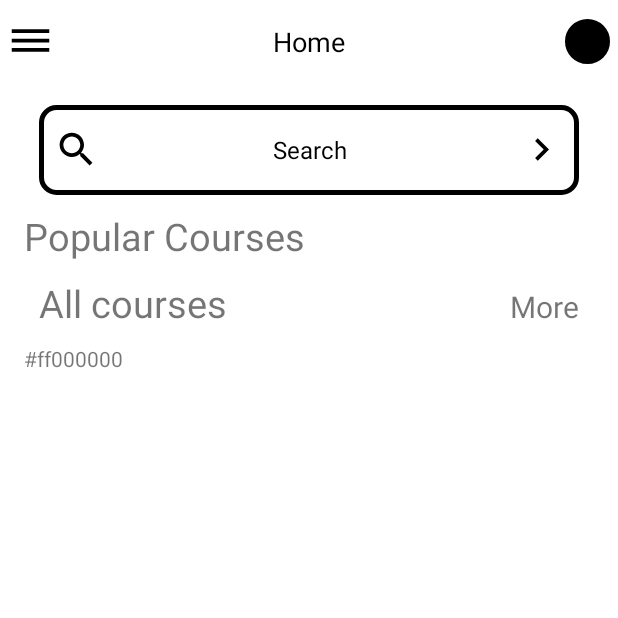
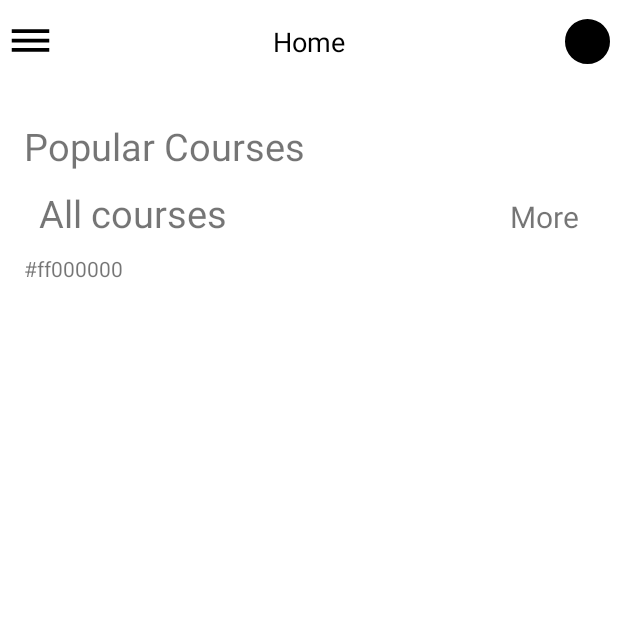
Before and after one commit to A00235504/MyCambrianCourses, an Android app: the screen it shows after launch once a user with an empty profile is signed in (MainActivity), on a phone screen of 412 x 824 dp, the top half of it. Run offline under Robolectric (Android 15) with nearby library versions, the phone set to English and light mode, and no system bars; our stand-ins replace Firebase (no records; nobody signed in at launch, a user with empty details on screens opened directly), navigation-ui.

Commit message:
Fixing of recycler view of all courses list in main activity. Also splash screen color change

```diff
--- a/app/src/main/java/com/aakash/mycambriancourses/MainActivity.java
+++ b/app/src/main/java/com/aakash/mycambriancourses/MainActivity.java
@@ -28,6 +28,7 @@ import android.widget.Toast;
 import com.aakash.mycambriancourses.adapters.AllCoursesRecyclerViewAdapter;
 import com.aakash.mycambriancourses.model.AllCourses;
 import com.aakash.mycambriancourses.adapters.PopularCoursesRecyclerViewAdapter;
+import com.aakash.mycambriancourses.model.Popularcourses;
 import com.bumptech.glide.Glide;
 import com.firebase.ui.database.FirebaseRecyclerOptions;
 import com.google.android.material.internal.NavigationMenu;
@@ -46,7 +47,7 @@ ImageView profileImage,profileImageNavigationdrawerImageView;
     private RecyclerView popularCoursesRecyclerView,allCoursesRecyclerView;
     PopularCoursesRecyclerViewAdapter adapter;
     AllCoursesRecyclerViewAdapter allCoursesAdapter;
-    DatabaseReference mbase, allCoursesDatabaseRef;
+    DatabaseReference mbase, allCoursesDatabaseRef, ref;
 
 
     public ActionBarDrawerToggle actionBarDrawerToggle;
@@ -158,7 +159,9 @@ ImageView profileImage,profileImageNavigationdrawerImageView;
             }
         });
 
-        mbase = FirebaseDatabase.getInstance().getReference().child("Popularcourses");
+
+        ref = FirebaseDatabase.getInstance().getReference();
+        mbase = ref.child("Popularcourses");
 
         popularCoursesRecyclerView = findViewById(R.id.recyclerView);
 
@@ -166,15 +169,34 @@ ImageView profileImage,profileImageNavigationdrawerImageView;
         popularCoursesRecyclerView.setLayoutManager(popularcoursesLayoutManager);
         //popularCoursesRecyclerView.setLayoutManager(new LinearLayoutManager(this,LinearLayoutManager.HORIZONTAL,false));
 
-        FirebaseRecyclerOptions<AllCourses> options
-                = new FirebaseRecyclerOptions.Builder<AllCourses>()
-                .setQuery(mbase, AllCourses.class)
+        FirebaseRecyclerOptions<Popularcourses> options
+                = new FirebaseRecyclerOptions.Builder<Popularcourses>()
+                .setQuery(mbase, Popularcourses.class)
                 .build();
 
         adapter = new PopularCoursesRecyclerViewAdapter(options);
         // Connecting Adapter class with the Recycler view*/
         popularCoursesRecyclerView.setAdapter(adapter);
 
+
+
+        allCoursesDatabaseRef = ref.child("Courses");
+
+
+
+        allCoursesRecyclerView = findViewById(R.id.recyclerView1);
+        LinearLayoutManager allcoursesLayout = new LinearLayoutManager(this, LinearLayoutManager.HORIZONTAL, false);
+        allCoursesRecyclerView.setLayoutManager(allcoursesLayout);
+        //popularCoursesRecyclerView.setLayoutManager(new LinearLayoutManager(this,LinearLayoutManager.HORIZONTAL,false));
+
+        FirebaseRecyclerOptions<AllCourses> options1
+                = new FirebaseRecyclerOptions.Builder<AllCourses>()
+                .setQuery(allCoursesDatabaseRef, AllCourses.class)
+                .build();
+
+        allCoursesAdapter = new AllCoursesRecyclerViewAdapter(options1);
+        // Connecting Adapter class with the Recycler view*/
+        allCoursesRecyclerView.setAdapter(allCoursesAdapter);
 
     }
     @Override
@@ -209,6 +231,8 @@ ImageView profileImage,profileImageNavigationdrawerImageView;
     {
         super.onStart();
         adapter.startListening();
+        allCoursesAdapter.startListening();
+
     }
 
     // Function to tell the app to stop getting
@@ -217,8 +241,8 @@ ImageView profileImage,profileImageNavigationdrawerImageView;
     {
         super.onStop();
         adapter.stopListening();
+        allCoursesAdapter.stopListening();
     }
-
 
 
     @Override
@@ -245,5 +269,4 @@ ImageView profileImage,profileImageNavigationdrawerImageView;
 
     }
 
-
 }
--- a/app/src/main/java/com/aakash/mycambriancourses/RemoveCoursesActivity.java
+++ b/app/src/main/java/com/aakash/mycambriancourses/RemoveCoursesActivity.java
@@ -26,11 +26,15 @@ import java.util.ArrayList;
 public class RemoveCoursesActivity extends AppCompatActivity {
 ArrayList<String> dl;
 ListView ls;
-TextView noCoursesTextView;
+TextView noCoursesTextView, toolBarTitle;
     @Override
     protected void onCreate(Bundle savedInstanceState) {
         super.onCreate(savedInstanceState);
         setContentView(R.layout.activity_remove_courses);
+
+        toolBarTitle = findViewById(R.id.toolbarText);
+
+        toolBarTitle.setText("Remove Courses");
 
         ls = findViewById(R.id.mylistview);
         noCoursesTextView = findViewById(R.id.noCourseTextView);
--- a/app/src/main/java/com/aakash/mycambriancourses/adapters/PopularCoursesRecyclerViewAdapter.java
+++ b/app/src/main/java/com/aakash/mycambriancourses/adapters/PopularCoursesRecyclerViewAdapter.java
@@ -10,21 +10,21 @@ import androidx.annotation.NonNull;
 import androidx.recyclerview.widget.RecyclerView;
 
 import com.aakash.mycambriancourses.R;
-import com.aakash.mycambriancourses.model.AllCourses;
+import com.aakash.mycambriancourses.model.Popularcourses;
 import com.bumptech.glide.Glide;
 import com.firebase.ui.database.FirebaseRecyclerAdapter;
 import com.firebase.ui.database.FirebaseRecyclerOptions;
 
-public class PopularCoursesRecyclerViewAdapter extends FirebaseRecyclerAdapter<AllCourses, PopularCoursesRecyclerViewAdapter.popularcoursesViewholder> {
+public class PopularCoursesRecyclerViewAdapter extends FirebaseRecyclerAdapter<Popularcourses, PopularCoursesRecyclerViewAdapter.popularcoursesViewholder> {
     public PopularCoursesRecyclerViewAdapter(
-            @NonNull FirebaseRecyclerOptions<AllCourses> options)
+            @NonNull FirebaseRecyclerOptions<Popularcourses> options)
     {
         super(options);
     }
 
     @Override
     protected void
-    onBindViewHolder(@NonNull popularcoursesViewholder holder, int position, @NonNull AllCourses model)
+    onBindViewHolder(@NonNull popularcoursesViewholder holder, int position, @NonNull Popularcourses model)
     {
         holder.coursetextTextView.setText(model.getcoursename());
         Glide.with(holder.itemView.getContext()).load(model.getImage()).into(holder.courseimageImageView);
--- a/app/src/main/res/layout/activity_main.xml
+++ b/app/src/main/res/layout/activity_main.xml
@@ -41,40 +41,7 @@
             android:orientation="vertical">
 
 
-            <LinearLayout
-                android:layout_width="match_parent"
-                android:layout_height="wrap_content"
-                android:layout_gravity="center_horizontal"
-                android:layout_marginStart="10dp"
-                android:layout_marginEnd="10dp"
-                android:background="@drawable/back"
-                android:gravity="center_horizontal"
-                android:orientation="horizontal"
-                android:padding="10dp">
 
-                <ImageView
-                    android:layout_width="30dp"
-                    android:layout_height="30dp"
-                    android:layout_gravity="center"
-                    android:src="@drawable/searchicon" />
-
-                <TextView
-                    android:layout_width="match_parent"
-                    android:layout_height="40dp"
-                    android:layout_gravity="center"
-                    android:layout_weight="1"
-                    android:gravity="center"
-                    android:text="Search"
-                    android:textColor="@color/black"
-                    android:textSize="16sp" />
-
-                <ImageView
-                    android:layout_width="30dp"
-                    android:layout_height="30dp"
-                    android:layout_gravity="center"
-                    android:src="@drawable/arrow_right" />
-
-            </LinearLayout>
 
             <TextView
                 android:layout_width="match_parent"
@@ -119,15 +86,24 @@
                         android:textSize="20sp" />
 
                 </LinearLayout>
+                <androidx.recyclerview.widget.RecyclerView
+                    android:layout_width="match_parent"
+                    android:layout_height="wrap_content"
+                    android:scrollbars="horizontal"
+                    android:id="@+id/recyclerView1">
 
+                </androidx.recyclerview.widget.RecyclerView>
                 <TextView
                     android:layout_width="match_parent"
                     android:layout_height="wrap_content"
                     android:id="@+id/noticeTextView"/>
 
+                <Space
+                    android:layout_width="match_parent"
+                    android:layout_height="30dp"/>
+
             </LinearLayout>
         </LinearLayout>
-        <!-- change to a Button -->
     </ScrollView>
 
 
```
Also changed, not shown: app/src/main/java/com/aakash/mycambriancourses/CoursesListActivity.java (+7 -2 lines), app/src/main/java/com/aakash/mycambriancourses/RecyclerViewAdapter.java (+0 -9 lines), app/src/main/java/com/aakash/mycambriancourses/adapters/AllCoursesRecyclerViewAdapter.java (+39 -3 lines), app/src/main/java/com/aakash/mycambriancourses/model/Popularcourses.java (added, +49 -0 lines), app/src/main/res/layout/activity_splash_screen.xml (+13 -3 lines), app/src/main/res/values/themes.xml (+7 -0 lines).
